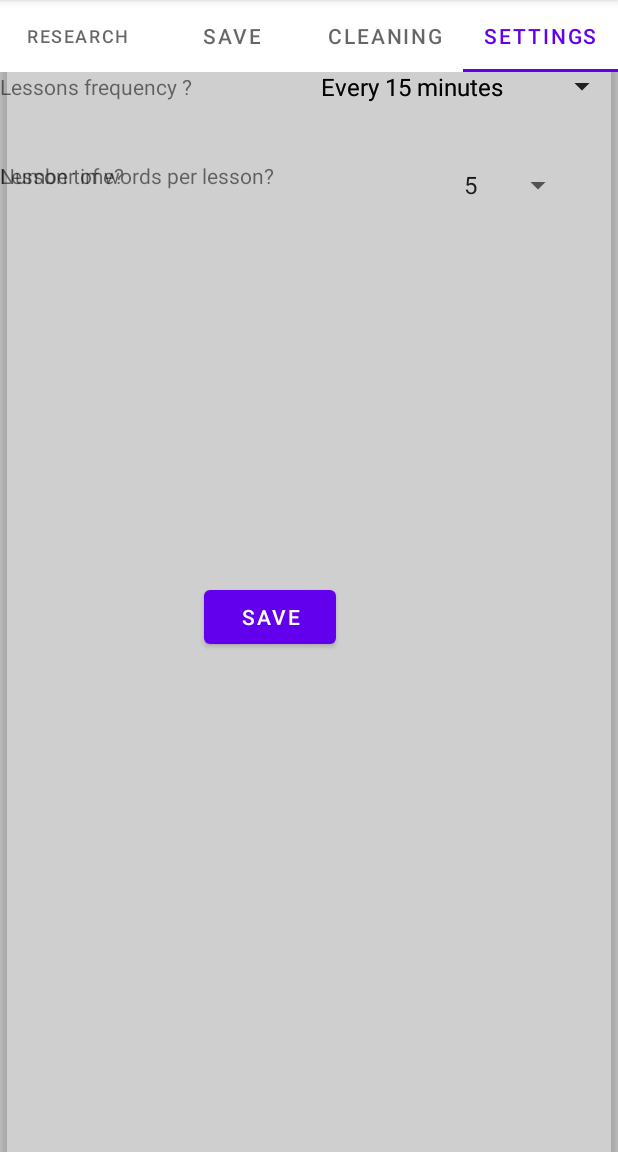
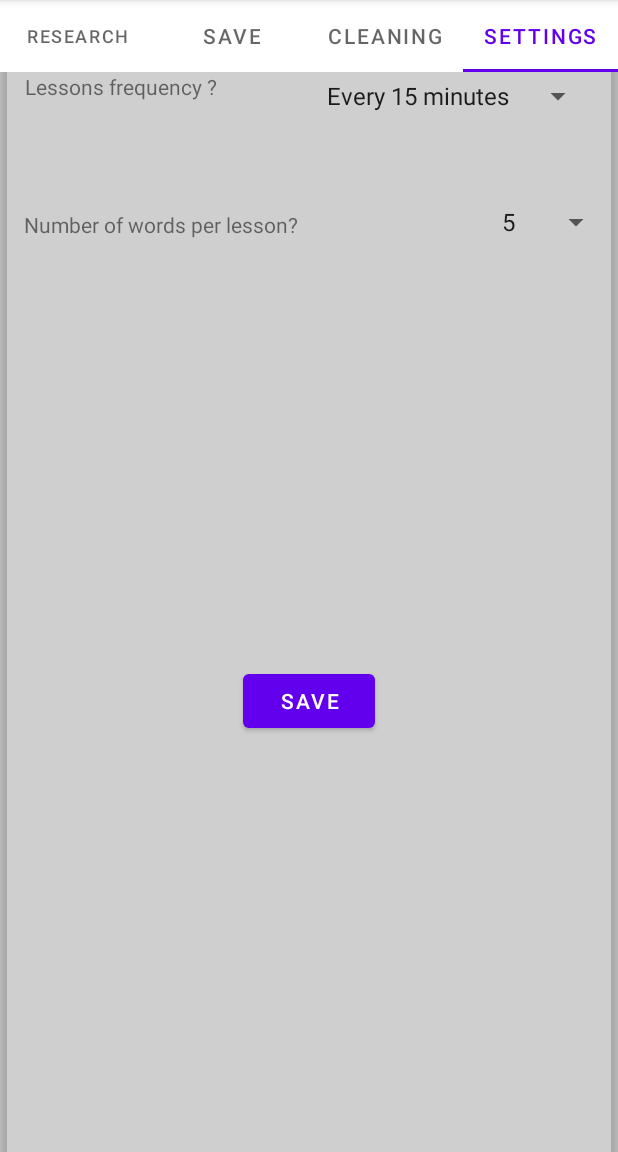
Before and after one commit to mgmu/lengua, an Android app: the screen it shows after launch (MainActivity), tab 4 chosen, on a phone screen of 412 x 824 dp, the part 84-1236 px from its top. Run offline under Robolectric (Android 15) with nearby library versions, the phone set to English and light mode, and no system bars; our stand-ins replace Room's generated code.

Commit message:
number of words by lesson can be chosen in settings page.

```diff
--- a/app/src/main/java/fr/uparis/lengua/LearningService2.kt
+++ b/app/src/main/java/fr/uparis/lengua/LearningService2.kt
@@ -20,7 +20,7 @@ class LearningService2 : LifecycleService() { /* for observers */
     private val _tag = "Log of learning service"
     private var hasToStop = false /* Indicates if this service has to stop. */
     private var delayBetweenWakesInMs = 20000 /* Time between display of notifications = 20 seconds. */
-    private var notificationsToDisplay = 10 /* Number of notifications to display each batch. */
+    private var notificationsToDisplay:Int = 0 /* Number of notifications to display each batch. */
     private val dao by lazy {(application as TranslationApplication).database.iDao()}
     private lateinit var allWordsInDB: LiveData<List<Word>> /* All the words in the DB. */
     private var notifications: MutableList<Notification>? = null
@@ -51,6 +51,8 @@ class LearningService2 : LifecycleService() { /* for observers */
         Log.d(_tag, "onCreate()")
         allWordsInDB = dao.loadAllWords()
         createNotificationChannel()
+        notificationsToDisplay = sharedPreferences.getInt(R.string.words_per_lesson.toString(),10)
+        Log.d(_tag,"Notification to display : ${notificationsToDisplay}")
     }
 
     /**
@@ -202,7 +204,7 @@ class LearningService2 : LifecycleService() { /* for observers */
 
             if (notificationsToDisplay > allWordsInDB.value!!.size) // Adapt to number of elements in DB
                 notificationsToDisplay = allWordsInDB.value!!.size
-
+            Log.d(_tag,"number of notifs in draw randomWord : $notificationsToDisplay")
             var missing = notificationsToDisplay
             while (list.size != notificationsToDisplay) {
                 for (i in 0 until missing) // add missing random words
--- a/app/src/main/java/fr/uparis/lengua/SettingsFragment.kt
+++ b/app/src/main/java/fr/uparis/lengua/SettingsFragment.kt
@@ -90,8 +90,9 @@ class SettingsFragment : Fragment() {
                 sharedPref.edit().putLong(RECAP_FREQUENCY_,
                     chosenFrequence).apply()
 
-                sharedPref.edit().putInt(REMAINING_NOTIFICATIONS,
+                sharedPref.edit().putInt(R.string.words_per_lesson.toString(),
                     Integer.valueOf(nbOfWordsSpinner.selectedItem.toString())).apply()
+                Log.d("settings","${sharedPref.getInt(R.string.words_per_lesson.toString(),-1)}")
             }
         )
     }
--- a/app/src/main/res/layout/fragment_settings.xml
+++ b/app/src/main/res/layout/fragment_settings.xml
@@ -18,77 +18,59 @@
             app:layout_constraintEnd_toEndOf="@+id/textView3"
             app:layout_constraintStart_toEndOf="@+id/textView3">
 
-            <TextView
-                android:id="@+id/textView3"
-                android:layout_width="0dp"
-                android:layout_height="wrap_content"
-                android:text="Lessons frequency ?"
-                app:layout_constraintEnd_toStartOf="@+id/choose_lesson_frequency"
-                app:layout_constraintStart_toStartOf="parent"
-                app:layout_constraintTop_toTopOf="parent" />
-
             <Spinner
                 android:id="@+id/choose_words_quantity"
                 android:layout_width="0dp"
                 android:layout_height="wrap_content"
-                android:layout_marginStart="36dp"
-                android:layout_marginTop="26dp"
+                android:layout_marginTop="44dp"
+                android:layout_marginEnd="4dp"
                 android:entries="@array/words_quantity"
                 android:minHeight="48dp"
-                app:layout_constraintStart_toEndOf="@+id/textView2"
+                app:layout_constraintEnd_toEndOf="parent"
                 app:layout_constraintTop_toBottomOf="@+id/choose_lesson_frequency" />
 
             <TextView
                 android:id="@+id/textView2"
                 android:layout_width="265dp"
                 android:layout_height="23dp"
-                android:layout_marginTop="40dp"
-                android:entries="@array/words_quantity"
-                android:text="Number of words per lesson?"
+                android:layout_marginTop="68dp"
+                android:text="@string/number_of_words_per_lesson"
+                app:layout_constraintEnd_toStartOf="@+id/choose_words_quantity"
+                app:layout_constraintHorizontal_bias="0.266"
                 app:layout_constraintStart_toStartOf="parent"
                 app:layout_constraintTop_toBottomOf="@+id/textView3" />
 
             <Spinner
                 android:id="@+id/choose_lesson_frequency"
-                android:layout_width="0dp"
+                android:layout_marginTop="70dp"
+                android:layout_width="186dp"
                 android:layout_height="wrap_content"
+                android:layout_marginEnd="16dp"
                 android:entries="@array/lessons_frequency"
                 android:minHeight="32dp"
-                app:layout_constraintBaseline_toBaselineOf="@+id/textView3"
                 app:layout_constraintEnd_toEndOf="parent"
-                app:layout_constraintStart_toEndOf="@+id/textView3"
-                tools:ignore="TouchTargetSizeCheck" />
-
-            <TextView
-                android:id="@+id/textView"
-                android:layout_width="265dp"
-                android:layout_height="23dp"
-                android:layout_marginTop="40dp"
-                android:entries="@array/words_quantity"
-                android:text="Lesson time?"
-                app:layout_constraintStart_toStartOf="parent"
-                app:layout_constraintTop_toBottomOf="@+id/textView3" />
-
-            <Spinner
-                android:id="@+id/choose_lesson_frequency2"
-                android:layout_width="0dp"
-                android:layout_height="wrap_content"
-                android:entries="@array/lessons_frequency"
-                android:minHeight="32dp"
-                app:layout_constraintBaseline_toBaselineOf="@+id/textView3"
-                app:layout_constraintEnd_toEndOf="parent"
-                app:layout_constraintStart_toEndOf="@+id/textView3"
-                tools:ignore="TouchTargetSizeCheck" />
+                tools:ignore="TouchTargetSizeCheck"
+                tools:layout_editor_absoluteY="58dp" />
 
             <Button
                 android:id="@+id/saveBtn"
                 android:layout_width="wrap_content"
                 android:layout_height="wrap_content"
-                android:layout_marginStart="136dp"
-                android:layout_marginTop="320dp"
                 android:text="@string/save"
+                app:layout_constraintBottom_toBottomOf="parent"
+                app:layout_constraintEnd_toEndOf="parent"
                 app:layout_constraintStart_toStartOf="parent"
-                app:layout_constraintTop_toBottomOf="@+id/textView3" />
+                app:layout_constraintTop_toBottomOf="@+id/textView2"
+                app:layout_constraintVertical_bias="0.503" />
+
+            <TextView
+                android:id="@+id/textView3"
+                android:layout_width="177dp"
+                android:layout_height="24dp"
+                android:text="@string/lessons_frequency"
+                app:layout_constraintEnd_toStartOf="@+id/choose_lesson_frequency"
+                app:layout_constraintStart_toStartOf="parent"
+                tools:layout_editor_absoluteY="66dp" />
 
         </androidx.constraintlayout.widget.ConstraintLayout>
 
--- a/app/src/main/res/values/strings.xml
+++ b/app/src/main/res/values/strings.xml
@@ -32,5 +32,9 @@
     <string name="channel_name">Lengua channel</string>
     <string name="channel_description">Lengua notification channel for learning service</string>
     <string name="channel_id">fr.uparis.lengua.notification_id</string>
+    <string name="number_of_words_per_lesson">Number of words per lesson?</string>
+    <string name="lesson_time">Lesson time?</string>
+    <string name="lessons_frequency">Lessons frequency ?</string>
+    <string name="words_per_lesson">WORDS_PER_LESSON</string>
 
 </resources>
```
